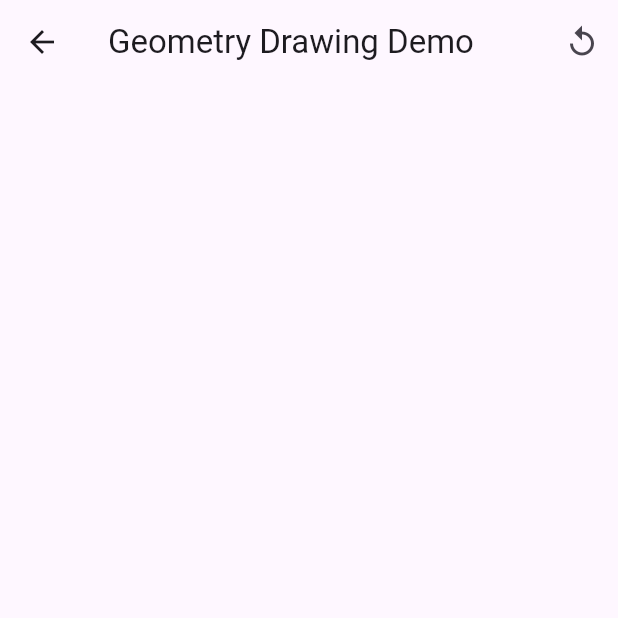
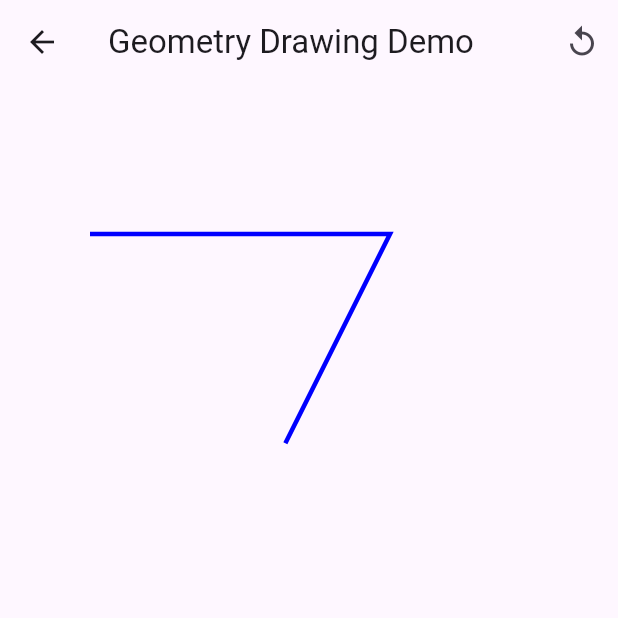
Before and after one commit to mediumPuppy/test, a Flutter app: the screen it shows once a user with an empty profile is signed in, in the side drawer, after a tap on "Geometry Drawing Demo", on a phone screen of 412 x 824 dp, the top half of it. Run offline on Flutter 3.47's test engine with Material 3 defaults, Android fonts, the phone set to English and light mode, and no system bars; our stand-ins replace cloud_firestore, firebase_auth, firebase_core, firebase_storage, flutter_dotenv, flutter_widget_from_html and 5 more; missing offline and left inert: flutter_math_fork, langchain, langchain_openai; accounts and stored records are empty.

Commit message:
parser and prompt doing ok

```diff
--- a/lib/data/geometry_drawing_spec.dart
+++ b/lib/data/geometry_drawing_spec.dart
@@ -1,193 +1,100 @@
-const String geometryDrawingSpec = '''
-{
+const String geometryDrawingSpec = '''{
   "instructions": {
     "timing": [
       {
-        "stage": "draw_line",
-        "startTime": 0.0,
-        "endTime": 2.0,
-        "description": "Draw a straight line (Line AB).",
-        "easing": "easeIn"
+        "stage": "draw_triangle",
+        "startTime": 0,
+        "endTime": 2,
+        "description": "Drawing triangle ΔABC."
       },
       {
-        "stage": "label_line",
-        "startTime": 2.5,
-        "endTime": 3.0,
-        "description": "Label the line.",
-        "easing": "linear"
+        "stage": "label_vertices",
+        "startTime": 2,
+        "endTime": 3,
+        "description": "Labeling vertices A, B, and C."
       },
       {
-        "stage": "draw_segment",
-        "startTime": 3.5,
-        "endTime": 5.0,
-        "description": "Draw a line segment (Segment CD).",
-        "easing": "easeIn"
-      },
-      {
-        "stage": "label_segment",
-        "startTime": 5.5,
-        "endTime": 6.0,
-        "description": "Label the line segment.",
-        "easing": "linear"
-      },
-      {
-        "stage": "draw_ray",
-        "startTime": 6.5,
-        "endTime": 8.0,
-        "description": "Draw a ray (Ray EF).",
-        "easing": "easeIn"
-      },
-      {
-        "stage": "label_ray",
-        "startTime": 8.5,
-        "endTime": 9.0,
-        "description": "Label the ray.",
-        "easing": "linear"
-      },
-      {
-        "stage": "draw_angle",
-        "startTime": 9.5,
-        "endTime": 11.0,
-        "description": "Draw an angle (Angle G).",
-        "easing": "easeIn"
-      },
-      {
-        "stage": "label_angle",
-        "startTime": 11.5,
-        "endTime": 12.0,
-        "description": "Label the angle.",
-        "easing": "linear"
-      },
-      {
-        "stage": "draw_rectangle",
-        "startTime": 12.5,
-        "endTime": 14.0,
-        "description": "Draw a rectangle (ABCD).",
-        "easing": "easeIn"
-      },
-      {
-        "stage": "label_rectangle",
-        "startTime": 14.5,
-        "endTime": 16.0,
-        "description": "Label the rectangle.",
-        "easing": "linear"
+        "stage": "mark_angles",
+        "startTime": 3,
+        "endTime": 5,
+        "description": "Drawing angle arcs and labeling angles."
       }
     ],
     "drawing": {
       "shapes": [
         {
-          "id": "draw_line",
+          "id": "draw_triangle",
           "vertices": [
-            { "x": 30, "y": 100 },
-            { "x": 290, "y": 100 }
+            { "x": 60, "y": 100 },
+            { "x": 260, "y": 100 },
+            { "x": 160, "y": 300 }
           ],
-          "path": "moveTo(30, 100) lineTo(290, 100)",
+          "path": "moveTo(60,100) lineTo(260,100) lineTo(160,300) lineTo(60,100)",
           "style": "stroke",
           "strokeWidth": 3,
-          "color": "#000000",
-          "fadeInRange": [0.0, 0.5]
+          "color": "#0000FF",
+          "fadeInRange": [0, 2]
         },
         {
-          "id": "draw_segment",
-          "vertices": [
-            { "x": 30, "y": 150 },
-            { "x": 180, "y": 150 }
-          ],
-          "path": "moveTo(30, 150) lineTo(180, 150)",
+          "id": "mark_angles",
+          "path": "moveTo(60,100) arcTo(60,100,40,40,0,0.8,true) moveTo(260,100) arcTo(260,100,40,40,3.14,0.7,true) moveTo(160,300) arcTo(160,300,40,40,4.71,0.9,true)",
           "style": "stroke",
-          "strokeWidth": 3,
-          "color": "#000000",
-          "fadeInRange": [3.5, 4.0]
-        },
-        {
-          "id": "draw_ray",
-          "vertices": [
-            { "x": 30, "y": 220 },
-            { "x": 270, "y": 220 },
-            { "x": 265, "y": 215 },
-            { "x": 270, "y": 220 },
-            { "x": 265, "y": 225 }
-          ],
-          "path": "moveTo(30, 220) lineTo(270, 220) lineTo(265, 215) moveTo(270, 220) lineTo(265, 225)",
-          "style": "stroke",
-          "strokeWidth": 3,
-          "color": "#000000",
-          "fadeInRange": [6.5, 7.0]
-        },
-        {
-          "id": "draw_angle",
-          "vertices": [
-            { "x": 100, "y": 300 },
-            { "x": 160, "y": 260 },
-            { "x": 100, "y": 300 },
-            { "x": 50, "y": 260 }
-          ],
-          "path": "moveTo(100, 300) lineTo(160, 260) moveTo(100, 300) lineTo(50, 260)",
-          "style": "stroke",
-          "strokeWidth": 3,
-          "color": "#000000",
-          "fadeInRange": [9.5, 10.0]
-        },
-        {
-          "id": "draw_rectangle",
-          "vertices": [
-            { "x": 30, "y": 350 },
-            { "x": 130, "y": 350 },
-            { "x": 130, "y": 400 },
-            { "x": 30, "y": 400 },
-            { "x": 30, "y": 350 }
-          ],
-          "path": "moveTo(30, 350) lineTo(130, 350) lineTo(130, 400) lineTo(30, 400) lineTo(30, 350)",
-          "style": "stroke",
-          "strokeWidth": 3,
-          "color": "#000000",
-          "fadeInRange": [12.5, 13.0]
+          "strokeWidth": 2,
+          "color": "#FF0000",
+          "fadeInRange": [3, 5]
         }
       ],
       "labels": [
         {
-          "id": "label_line",
-          "text": "Line AB",
-          "position": { "x": 160, "y": 80 },
+          "id": "label_A",
+          "text": "A",
+          "position": { "x": 45, "y": 85 },
           "color": "#000000",
-          "fadeInRange": [2.5, 3.0]
+          "fadeInRange": [2, 3]
         },
         {
-          "id": "label_segment",
-          "text": "Segment CD",
-          "position": { "x": 90, "y": 130 },
+          "id": "label_B",
+          "text": "B",
+          "position": { "x": 265, "y": 85 },
           "color": "#000000",
-          "fadeInRange": [5.5, 6.0]
+          "fadeInRange": [2, 3]
         },
         {
-          "id": "label_ray",
-          "text": "Ray EF",
-          "position": { "x": 150, "y": 200 },
+          "id": "label_C",
+          "text": "C",
+          "position": { "x": 155, "y": 315 },
           "color": "#000000",
-          "fadeInRange": [8.5, 9.0]
+          "fadeInRange": [2, 3]
         },
         {
-          "id": "label_angle",
-          "text": "Angle G",
-          "position": { "x": 80, "y": 270 },
+          "id": "angle_A",
+          "text": "∠A",
+          "position": { "x": 80, "y": 120 },
           "color": "#000000",
-          "fadeInRange": [11.5, 12.0]
+          "fadeInRange": [3, 5]
         },
         {
-          "id": "label_rectangle",
-          "text": "Rectangle ABCD",
-          "position": { "x": 35, "y": 345 },
+          "id": "angle_B",
+          "text": "∠B",
+          "position": { "x": 245, "y": 120 },
           "color": "#000000",
-          "fadeInRange": [14.5, 15.0]
+          "fadeInRange": [3, 5]
+        },
+        {
+          "id": "angle_C",
+          "text": "∠C",
+          "position": { "x": 180, "y": 280 },
+          "color": "#000000",
+          "fadeInRange": [3, 5]
         }
       ]
     },
     "speech": {
-      "script": "Let's explore some basic elements of geometry: a line, a segment, a ray, an angle, and a rectangle. Notice how each is drawn and labeled in turn. These fundamental figures form the basis of many geometric constructions.",
+      "script": "Today we explore triangles and basic angles. We draw triangle ABC, label its vertices, and highlight the angles at each corner to understand their measures.",
       "pacing": {
-        "initialDelay": 1.0,
-        "betweenStages": 0.5,
-        "finalDelay": 1.0
+        "initialDelay": 1,
+        "betweenStages": 1,
+        "finalDelay": 1
       }
     }
   }
--- a/lib/screens/geometry_drawing_test_screen.dart
+++ b/lib/screens/geometry_drawing_test_screen.dart
@@ -1,8 +1,11 @@
+// geometry_drawing_test_screen.dart
+// Just make sure you've replaced references to the old path logic
+// with the new painter that uses GeometryPathParser.
 import 'package:flutter/material.dart';
+import 'dart:convert';
 import '../data/geometry_drawing_spec.dart';
 import '../models/drawing_spec_models.dart';
 import '../widgets/geometry_drawing_painter.dart';
-import 'dart:convert';
 
 class GeometryDrawingTestScreen extends StatefulWidget {
   const GeometryDrawingTestScreen({super.key});
@@ -19,13 +22,14 @@ class _GeometryDrawingTestScreenState extends State<GeometryDrawingTestScreen>
   late List<DrawingStage> stages;
   late List<GeometryShape> shapes;
   late List<GeometryLabel> labels;
+  late Map<String, dynamic> instructionsMap;
 
   @override
   void initState() {
     super.initState();
     _parseSpecification();
 
-    // Calculate total duration from the last stage's endTime
+    // totalDuration = lastStage.endTime, etc.
     totalDuration = stages.isEmpty ? 10.0 : stages.last.endTime;
 
     _controller = AnimationController(
@@ -38,7 +42,7 @@ class _GeometryDrawingTestScreenState extends State<GeometryDrawingTestScreen>
 
   void _parseSpecification() {
     final jsonMap = json.decode(geometryDrawingSpec);
-    final instructionsMap = jsonMap['instructions'];
+    instructionsMap = jsonMap['instructions'];
 
     // Parse stages
     final List stagesJson = instructionsMap['timing'];
@@ -57,17 +61,20 @@ class _GeometryDrawingTestScreenState extends State<GeometryDrawingTestScreen>
     shapes = shapesJson
         .map((item) => GeometryShape(
               id: item['id'],
-              vertices: (item['vertices'] as List)
-                  .map((v) => Offset(
-                      (v['x'] as num).toDouble(), (v['y'] as num).toDouble()))
-                  .toList(),
+              vertices: item.containsKey('vertices')
+                  ? (item['vertices'] as List)
+                      .map((v) => Offset(
+                            (v['x'] as num).toDouble(),
+                            (v['y'] as num).toDouble(),
+                          ))
+                      .toList()
+                  : [],
               path: item['path'],
               style: item['style'],
               strokeWidth: (item['strokeWidth'] as num).toDouble(),
-              color: Color(int.parse(item['color'].substring(1, 7), radix: 16) +
-                  0xFF000000),
+              color: _hexToColor(item['color']),
               fadeInRange: (item['fadeInRange'] as List)
-                  .map((v) => (v as num).toDouble())
+                  .map<double>((v) => (v as num).toDouble())
                   .toList(),
             ))
         .toList();
@@ -82,13 +89,22 @@ class _GeometryDrawingTestScreenState extends State<GeometryDrawingTestScreen>
                 (item['position']['x'] as num).toDouble(),
                 (item['position']['y'] as num).toDouble(),
               ),
-              color: Color(int.parse(item['color'].substring(1, 7), radix: 16) +
-                  0xFF000000),
+              color: _hexToColor(item['color']),
               fadeInRange: (item['fadeInRange'] as List)
-                  .map((v) => (v as num).toDouble())
+                  .map<double>((v) => (v as num).toDouble())
                   .toList(),
             ))
         .toList();
+  }
+
+  Color _hexToColor(String hexColor) {
+    // e.g. "#000000" => 0xFF000000
+    final buffer = StringBuffer();
+    if (hexColor.length == 7) {
+      buffer.write('ff');
+      buffer.write(hexColor.replaceFirst('#', ''));
+    }
+    return Color(int.parse(buffer.toString(), radix: 16));
   }
 
   @override
@@ -115,15 +131,19 @@ class _GeometryDrawingTestScreenState extends State<GeometryDrawingTestScreen>
       body: AnimatedBuilder(
         animation: _controller,
         builder: (context, child) {
+          final currentTime = _controller.value * totalDuration;
           return CustomPaint(
             painter: GeometryDrawingPainter(
-              currentTime: _controller.value * totalDuration,
+              currentTime: currentTime,
               specification: GeometryDrawingSpec(
                 stages: stages,
                 shapes: shapes,
                 labels: labels,
-                speechScript: "Let's explore geometry",
-                speechPacing: const {'initialDelay': 1.0},
+                speechScript: instructionsMap['speech']['script'] ?? '',
+                speechPacing: Map<String, double>.from(
+                  (instructionsMap['speech']['pacing'] ?? {}).map(
+                      (key, value) => MapEntry(key, (value as num).toDouble())),
+                ),
               ),
             ),
             size: Size.infinite,
--- /dev/null
+++ b/lib/services/geometry_path_parser.dart
@@ -0,0 +1,85 @@
+// geometry_path_parser.dart
+import 'package:flutter/material.dart';
+
+class GeometryPathParser {
+  /// Given a pathData string (e.g. "moveTo(10, 10) lineTo(100, 100) ..."),
+  /// parse out commands and build a Flutter [Path].
+  /// Supports moveTo, lineTo, quadraticBezierTo, cubicTo, arcTo, close, etc.
+  static Path parse(String pathData) {
+    final path = Path();
+
+    // Updated regex to allow empty parentheses
+    final commandPattern = RegExp(
+        r'(moveTo|lineTo|quadraticBezierTo|cubicTo|arcTo|close)\([^)]*\)');
+
+    final matches = commandPattern.allMatches(pathData);
+
+    for (final match in matches) {
+      final cmdString = match.group(0)!;
+
+      if (cmdString.startsWith('moveTo')) {
+        final coords = _parseCoordinates(cmdString);
+        if (coords.length >= 2) {
+          path.moveTo(coords[0], coords[1]);
+        }
+      } else if (cmdString.startsWith('lineTo')) {
+        final coords = _parseCoordinates(cmdString);
+        if (coords.length >= 2) {
+          path.lineTo(coords[0], coords[1]);
+        }
+      } else if (cmdString.startsWith('quadraticBezierTo')) {
+        final coords = _parseCoordinates(cmdString);
+        if (coords.length >= 4) {
+          path.quadraticBezierTo(coords[0], coords[1], coords[2], coords[3]);
+        }
+      } else if (cmdString.startsWith('cubicTo')) {
+        final coords = _parseCoordinates(cmdString);
+        if (coords.length >= 6) {
+          path.cubicTo(
+            coords[0],
+            coords[1],
+            coords[2],
+            coords[3],
+            coords[4],
+            coords[5],
+          );
+        }
+      } else if (cmdString.startsWith('arcTo')) {
+        final coords = _parseCoordinates(cmdString);
+        print('  → arcTo(${coords.join(', ')})');
+        if (coords.length >= 7) {
+          final arcRect = Rect.fromLTWH(
+              coords[0] - coords[2] / 2, // Left = centerX - width/2
+              coords[1] - coords[3] / 2, // Top = centerY - height/2
+              coords[2], // Width
+              coords[3] // Height
+              );
+          path.arcTo(
+              arcRect,
+              coords[4], // Start angle
+              coords[5], // Sweep angle
+              true // Changed to true to prevent connecting line
+              );
+        }
+      } else if (cmdString.startsWith('close')) {
+        path.close();
+      }
+    }
+
+    return path;
+  }
+
+  /// Extracts the comma-separated numeric values inside parentheses:
+  /// e.g. "moveTo(30, 100)" => [30.0, 100.0]
+  static List<double> _parseCoordinates(String command) {
+    final regex = RegExp(r'\(([^)]+)\)');
+    final match = regex.firstMatch(command);
+    if (match == null) return [];
+
+    final inner = match.group(1)!; // e.g. "30, 100" or "30,100,70,200" etc.
+    return inner
+        .split(',')
+        .map((v) => double.tryParse(v.trim()) ?? 0.0)
+        .toList();
+  }
+}
--- a/lib/widgets/geometry_drawing_painter.dart
+++ b/lib/widgets/geometry_drawing_painter.dart
@@ -1,5 +1,7 @@
+// geometry_drawing_painter.dart
 import 'package:flutter/material.dart';
 import '../models/drawing_spec_models.dart';
+import '../services/geometry_path_parser.dart';
 
 class GeometryDrawingPainter extends CustomPainter {
   final double currentTime;
@@ -12,30 +14,48 @@ class GeometryDrawingPainter extends CustomPainter {
 
   @override
   void paint(Canvas canvas, Size size) {
-    // Draw shapes
+    // Draw shapes with progressive stroke
     for (final shape in specification.shapes) {
-      final opacity = _calculateOpacity(currentTime, shape.fadeInRange);
-      if (opacity <= 0) continue;
+      final double start = shape.fadeInRange[0];
+      final double end = shape.fadeInRange[1];
+
+      // Compute fraction of the path to draw
+      double fraction;
+      if (currentTime < start) {
+        fraction = 0.0;
+      } else if (currentTime > end) {
+        fraction = 1.0;
+      } else {
+        fraction = (currentTime - start) / (end - start);
+      }
+
+      if (fraction <= 0) continue;
 
       final paint = Paint()
-        ..color = shape.color.withOpacity(opacity)
+        ..color = shape.color
         ..strokeWidth = shape.strokeWidth
         ..style =
             shape.style == 'stroke' ? PaintingStyle.stroke : PaintingStyle.fill;
 
-      _drawPath(canvas, shape.path, paint);
+      final fullPath = GeometryPathParser.parse(shape.path);
+
+      if (fraction >= 1) {
+        canvas.drawPath(fullPath, paint);
+        continue;
+      }
+
+      _drawPartialPath(canvas, fullPath, paint, fraction);
     }
 
-    // Draw labels
+    // Draw labels (keeping the instant appear for simplicity)
     for (final label in specification.labels) {
-      final opacity = _calculateOpacity(currentTime, label.fadeInRange);
-      if (opacity <= 0) continue;
+      if (currentTime < label.fadeInRange[0]) continue;
 
       final textPainter = TextPainter(
         text: TextSpan(
           text: label.text,
           style: TextStyle(
-            color: label.color.withOpacity(opacity),
+            color: label.color,
             fontSize: 16,
           ),
         ),
@@ -47,39 +67,39 @@ class GeometryDrawingPainter extends CustomPainter {
     }
   }
 
-  double _calculateOpacity(double currentTime, List<double> fadeInRange) {
-    if (currentTime < fadeInRange[0]) return 0;
-    if (currentTime > fadeInRange[1]) return 1;
+  void _drawPartialPath(
+      Canvas canvas, Path fullPath, Paint paint, double fraction) {
+    final metrics = fullPath.computeMetrics();
+    final totalLength = metrics.fold<double>(
+      0.0,
+      (sum, metric) => sum + metric.length,
+    );
 
-    return (currentTime - fadeInRange[0]) / (fadeInRange[1] - fadeInRange[0]);
-  }
+    final targetLength = totalLength * fraction;
+    final metrics2 = fullPath.computeMetrics();
+    double currentLength = 0.0;
+    final partialPath = Path();
 
-  void _drawPath(Canvas canvas, String pathData, Paint paint) {
-    final path = Path();
-    final commands = pathData.split(' ');
+    for (final metric in metrics2) {
+      final length = metric.length;
 
-    for (var i = 0; i < commands.length; i++) {
-      final cmd = commands[i];
-      if (cmd.startsWith('moveTo')) {
-        final coords = _parseCoordinates(cmd);
-        path.moveTo(coords[0], coords[1]);
-      } else if (cmd.startsWith('lineTo')) {
-        final coords = _parseCoordinates(cmd);
-        path.lineTo(coords[0], coords[1]);
+      if ((currentLength + length) < targetLength) {
+        partialPath.addPath(
+          metric.extractPath(0, length),
+          Offset.zero,
+        );
+        currentLength += length;
+      } else {
+        final remaining = targetLength - currentLength;
+        partialPath.addPath(
+          metric.extractPath(0, remaining),
+          Offset.zero,
+        );
+        break;
       }
     }
 
-    canvas.drawPath(path, paint);
-  }
-
-  List<double> _parseCoordinates(String cmd) {
-    final regex = RegExp(r'\(([^)]+)\)');
-    final match = regex.firstMatch(cmd);
-    if (match != null) {
-      final coords = match.group(1)!.split(',');
-      return coords.map((e) => double.parse(e.trim())).toList();
-    }
-    return [0, 0];
+    canvas.drawPath(partialPath, paint);
   }
 
   @override
```
